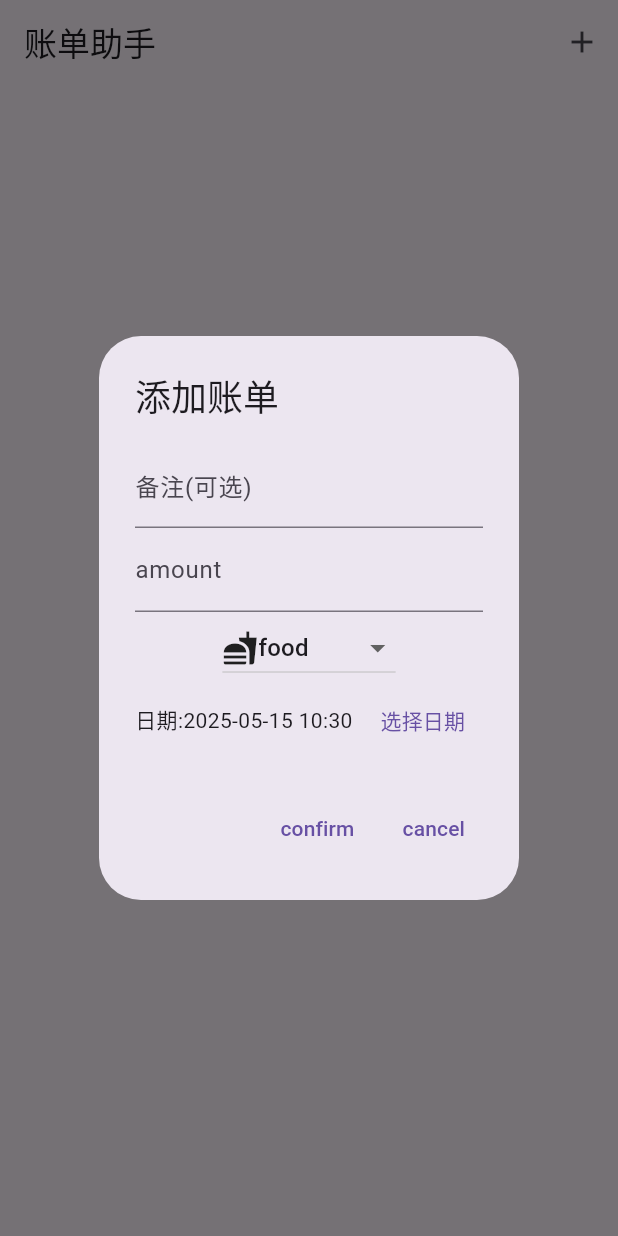
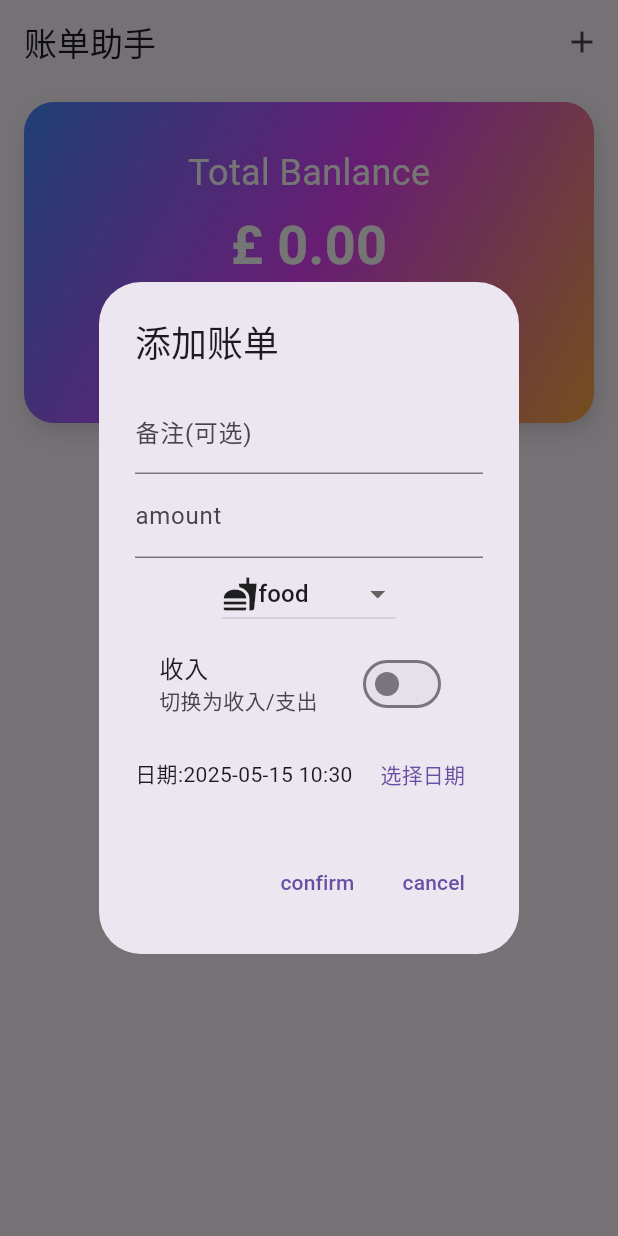
Before and after one commit to Each9084/Quick_Accounting_Tracker, a Flutter app: the screen it shows after launch, after a tap on the "add" icon, on a phone screen of 412 x 824 dp. Run offline on Flutter 3.47's test engine with Material 3 defaults, Android fonts, the phone set to English and light mode, and no system bars.

Commit message:
add new summary_card

```diff
--- a/lib/models/bill.dart
+++ b/lib/models/bill.dart
@@ -1,16 +1,19 @@
 import 'package:accounting_tracker/models/billCategory.dart';
 
+//每个账单
 class Bill {
   final String id; // 每笔账单唯一ID
   final String? note; // 描述，如“早餐”
   final double amount; // 金额
   final DateTime date; // 发生日期
-  final BillCategory billCategory; // 分类，如“饮食”
+  final BillCategory billCategory;
+  final bool isIncome;// 分类，如“饮食”
 
   Bill(
       {required this.id,
       this.note,
       required this.amount,
       required this.date,
-      required this.billCategory});
+      required this.billCategory,
+      required this.isIncome});
 }
--- a/lib/models/billCategory.dart
+++ b/lib/models/billCategory.dart
@@ -1,6 +1,6 @@
 import 'package:flutter/cupertino.dart';
 
-//自己定义的 这个有名字和图标
+//自己定义的分类 这个有名字和图标
 class BillCategory{
   final String name;
   final IconData iconData;
--- a/lib/screens/bill_home.dart
+++ b/lib/screens/bill_home.dart
@@ -2,6 +2,7 @@ import 'dart:math';
 
 import 'package:accounting_tracker/models/billCategory.dart';
 import 'package:accounting_tracker/widgets/new_bill_input.dart';
+import 'package:accounting_tracker/widgets/summary_card.dart';
 import 'package:flutter/material.dart';
 
 import '../models/bill.dart';
@@ -33,18 +34,21 @@ class _BillHomePageState extends State<BillHomePage> {
     });
   }*/
 
+  //打开添加的dialog
   void _openAddBillDialog() {
     showDialog(
         context: context,
         builder: (ctx) {
-          return NewBillInput(
-              onSubmit: (String? note, double amount, BillCategory billCategory,DateTime date) {
+          return NewBillInput(onSubmit: (String? note, double amount,
+              BillCategory billCategory, DateTime date,bool isIncome) {
             final newBill = Bill(
                 id: DateTime.now().millisecondsSinceEpoch.toString(),
                 amount: amount,
                 note: note,
                 date: date,
-                billCategory: billCategory);
+                billCategory: billCategory,
+                isIncome: isIncome,
+            );
             setState(() {
               _bills.insert(0, newBill);
             });
@@ -52,6 +56,9 @@ class _BillHomePageState extends State<BillHomePage> {
         });
   }
 
+
+
+  //删除图标 -删除功能
   void _deleteBill(String id) {
     setState(() {
       //_bills.removeWhere((bill) => bill.id == id);
@@ -64,6 +71,28 @@ class _BillHomePageState extends State<BillHomePage> {
         }
       }
     });
+  }
+
+  double _calculateIncome() {
+    double total = 0.0;
+    for(final bill in _bills){
+      if(bill.isIncome){
+        total +=bill.amount;
+      }
+    }
+    return total;
+  }
+
+  //计算支出用于显示在卡片右下角的支出逻辑
+  //注意这里是负的 最终 = 收入(正)+支出(负),自动减了
+  double _calculateExpense(){
+    double total = 0.0;
+    for(final bill in _bills){
+      if(!bill.isIncome){
+        total -= bill.amount;
+      }
+    }
+    return total;
   }
 
   @override
@@ -81,22 +110,32 @@ class _BillHomePageState extends State<BillHomePage> {
         ],
       ),
       //每一个List 卡片
-      body: ListView.builder(
+      body: Column(
+        children: [
+          SummaryCard(income: _calculateIncome(), expense: _calculateExpense()),
+          //可滚动的账单
+          Expanded(
+            child: ListView.builder(
               itemCount: _bills.length,
               itemBuilder: (ctx, index) {
                 final bill = _bills[index];
                 return ListTile(
                   leading: Icon(bill.billCategory.iconData),
                   //把一个 double 类型的金额，转换成“保留两位小数”的字符串表示。
-            title: Text('${bill.note} - ${bill.amount.toStringAsFixed(2)}'),
-            subtitle: Text('${bill.date.toLocal().toString().substring(0,16)} | 分类:${bill.billCategory.name
-            }'),
+                  title:
+                      Text('${bill.note} - ${bill.amount.toStringAsFixed(2)}'),
+                  subtitle: Text(
+                    '${bill.date.toLocal().toString().substring(0, 16)} | 分类:${bill.billCategory.name}',
+                  ),
                   trailing: IconButton(
                       onPressed: () => _deleteBill(bill.id),
                       icon: const Icon(Icons.delete)),
                 );
               },
             ),
+          ),
+        ],
+      ),
     );
   }
 }
--- a/lib/widgets/new_bill_input.dart
+++ b/lib/widgets/new_bill_input.dart
@@ -6,7 +6,7 @@ import 'package:flutter/material.dart';
 class NewBillInput extends StatefulWidget {
   // 回调函数字段 onSubmit,
   // 当用户填写完表单点击“确定”按钮后，把输入的内容传回给外层（即主页面），由外层决定如何处理这些数据。
-  final Function(String? note, double amount, BillCategory category, DateTime date)
+  final Function(String? note, double amount, BillCategory category, DateTime date,bool isIncome)
       onSubmit;
 
   //你在 NewBillInput 的构造函数中要求外部传进来一个 onSubmit 函数：
@@ -19,6 +19,7 @@ class NewBillInput extends StatefulWidget {
 class _NewBillInputState extends State<NewBillInput> {
   final _noteController = TextEditingController();
   final _amountController = TextEditingController();
+  bool _isIncome = false; //默认支出
 
   late DateTime _selectedDate = DateTime.now();
 
@@ -65,7 +66,7 @@ class _NewBillInputState extends State<NewBillInput> {
     //在 Flutter 的 State 类中，有个内置变量叫 widget
     //它指的是当前 State 对应的 StatefulWidget 实例本身。
     //所以 widget.onSubmit 表示：访问你组件外部传进来的回调函数。
-    widget.onSubmit(note, amount, _selectedCategory, _selectedDate);
+    widget.onSubmit(note, amount, _selectedCategory, _selectedDate,_isIncome);
     Navigator.of(context).pop(); //关闭对话框
   }
 
@@ -146,6 +147,14 @@ class _NewBillInputState extends State<NewBillInput> {
                   _selectedCategory = value!;
                 });
               }),
+          SwitchListTile(value: _isIncome, onChanged: (value){
+            setState(() {
+              _isIncome = value;
+            });
+          },
+          title: Text("收入"),
+          subtitle: Text("切换为收入/支出"),
+          activeColor: Colors.green,),
           Row(
             children: [
               Expanded(
--- /dev/null
+++ b/lib/widgets/summary_card.dart
@@ -0,0 +1,99 @@
+import 'package:flutter/material.dart';
+
+class SummaryCard extends StatelessWidget {
+  final double income;
+  final double expense;
+
+  const SummaryCard({
+    super.key,
+    required this.income,
+    required this.expense,
+  });
+
+  @override
+  Widget build(BuildContext context) {
+    //注意这里的expense本身就是负的 最终 = 收入(正)+支出(负),自动减了
+    final total = income + expense;
+    return Container(
+      width: double.infinity,
+      margin: const EdgeInsets.symmetric(horizontal: 16, vertical: 12),
+      padding: const EdgeInsets.all(20),
+      decoration: BoxDecoration(
+        borderRadius: BorderRadius.circular(20),
+        gradient: LinearGradient(
+          colors: [Colors.blueAccent, Colors.purpleAccent, Colors.orangeAccent],
+          begin: Alignment.topLeft,
+          end: Alignment.bottomRight,
+        ),
+        boxShadow: [
+          BoxShadow(
+            color: Colors.black12,
+            blurRadius: 10,
+            offset: Offset(2, 6),
+          ),
+        ],
+      ),
+      child: Column(
+        crossAxisAlignment: CrossAxisAlignment.center,
+        children: [
+          SizedBox(height: 10,),
+          const Text(
+            "Total Banlance",
+            style: TextStyle(color: Colors.white, fontSize: 24),
+          ),
+          const SizedBox(
+            height: 6,
+          ),
+          //小数点后2位
+          Text(
+            "£ ${total.toStringAsFixed(2)}",
+            style: TextStyle(
+              color: Colors.white,
+              fontSize: 36,
+              fontWeight: FontWeight.bold,
+            ),
+          ),
+          const SizedBox(
+            height: 20,
+          ),
+          Row(
+            mainAxisAlignment: MainAxisAlignment.spaceAround,
+            children: [
+              _buildInfoItem("Income", income, Colors.green,Icons.attach_money),
+              _buildInfoItem("Expenses", expense, Colors.redAccent,Icons.money_off),
+            ],
+          ),
+          const SizedBox(height: 10,),
+
+        ],
+      ),
+    );
+  }
+
+  Widget _buildInfoItem(String label, double amount, Color color,IconData icon) {
+    return Row(
+      children: [
+        Icon(icon, color: color),
+        SizedBox(
+          width: 4,
+        ),
+        Column(
+          crossAxisAlignment: CrossAxisAlignment.start,
+          children: [
+            Text(
+              label,
+              style: TextStyle(
+                color: Colors.white70,
+                fontSize: 16,
+                fontWeight: FontWeight.w600,
+              ),
+            ),
+            Text("£ ${amount.toStringAsFixed(2)}",
+            style: TextStyle(color: Colors.white,fontWeight: FontWeight.bold),
+            )
+          ],
+        )
+      ],
+    );
+  }
+}
```
Lines whose indentation alone changed are shown as unchanged.
